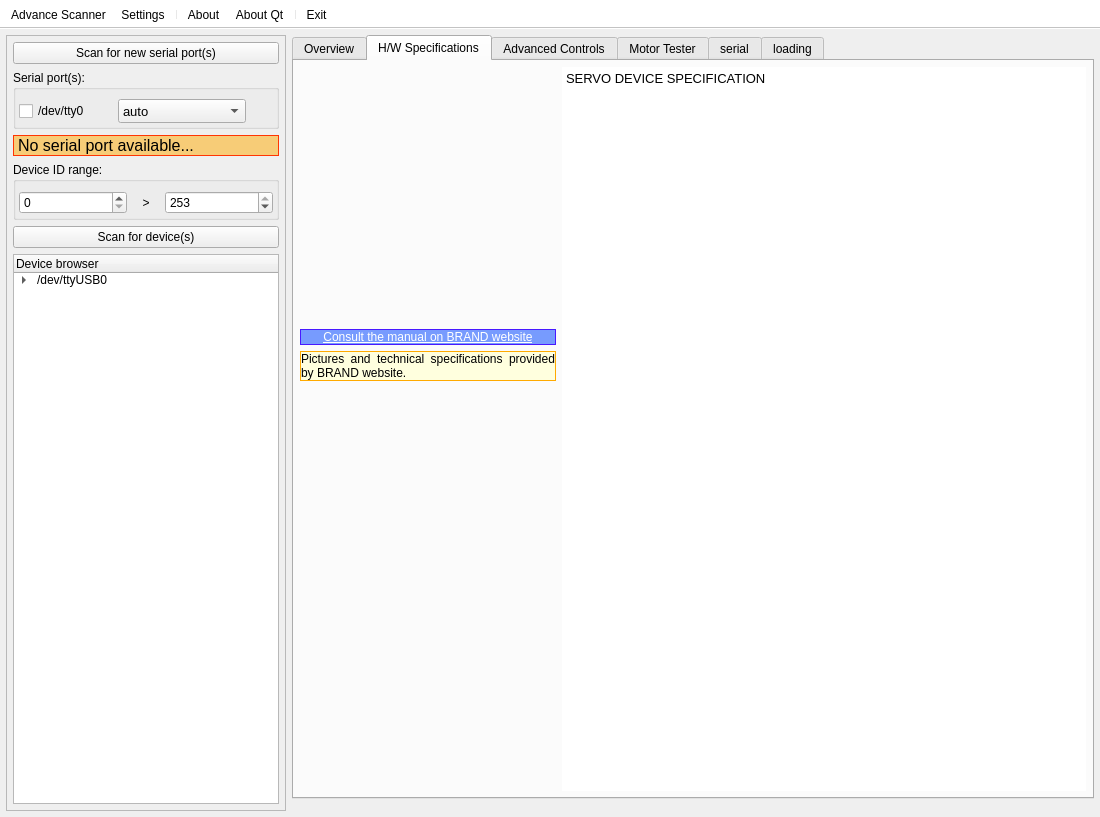
emericg/SmartServoFramework, file gui/ui/mainwindow.ui: the form before one commit.
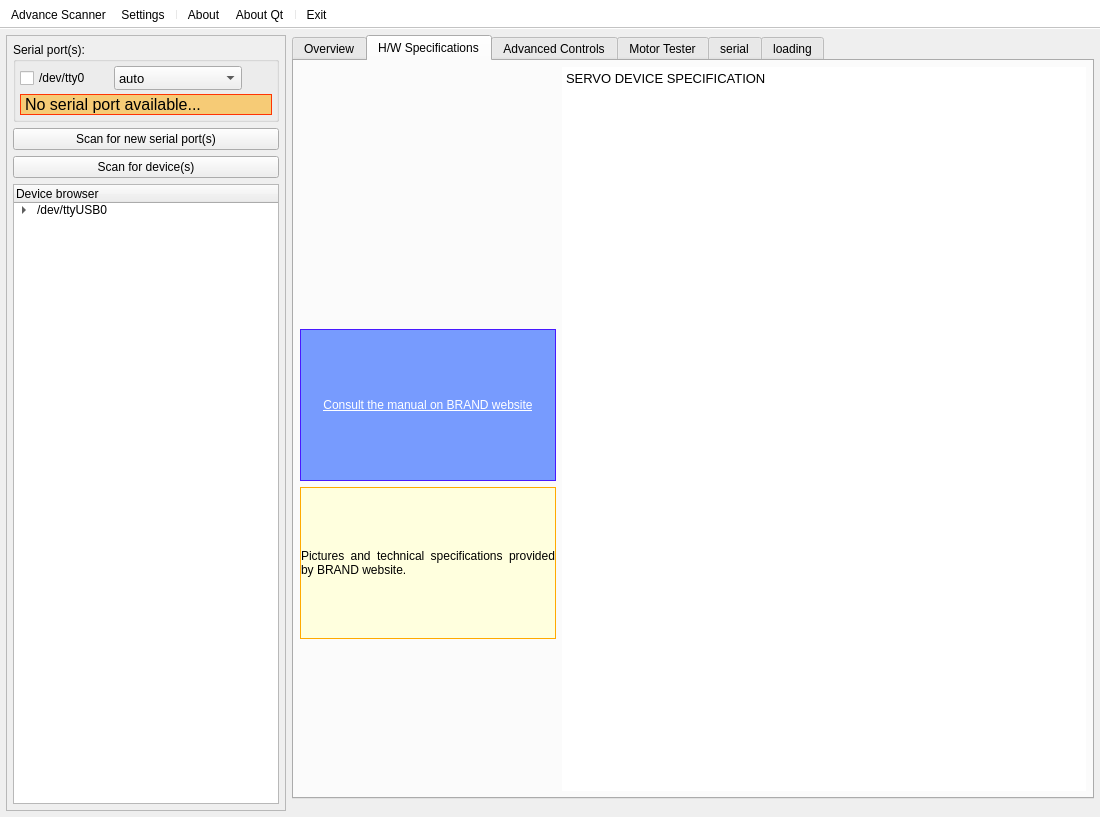
The form after the commit. The open tabs and pages were chosen to show the change. Icons and pictures are not drawn. Custom widgets are drawn as their Qt base class.

Commit message: GUI: Split serial port scanning settings in its own separate widget; Add manual scanning feature!

```diff
--- a/gui/ui/mainwindow.ui
+++ b/gui/ui/mainwindow.ui
@@ -78,41 +78,79 @@
         <number>6</number>
        </property>
        <item>
-        <widget class="QPushButton" name="pushScanSerial">
-         <property name="toolTip">
-          <string>&lt;html&gt;&lt;head/&gt;&lt;body&gt;&lt;p&gt;&lt;span style=&quot; font-weight:600;&quot;&gt;Prerequisit:&lt;/span&gt;&lt;/p&gt;&lt;p&gt;Make sure you got the right serial adapter for the job!&lt;/p&gt;&lt;p&gt;If you are running Windows, you will also need to install the right driver for your adapter.&lt;/p&gt;&lt;/body&gt;&lt;/html&gt;</string>
-         </property>
-         <property name="text">
-          <string>Scan for new serial port(s)</string>
-         </property>
-         <property name="icon">
-          <iconset resource="../resources/resources.qrc">
-           <normaloff>:/icons/icons/emblem-ubuntuone-unsynchronized.svg</normaloff>:/icons/icons/emblem-ubuntuone-unsynchronized.svg</iconset>
-         </property>
-        </widget>
-       </item>
-       <item>
-        <widget class="QGroupBox" name="groupPorts">
+        <widget class="QGroupBox" name="groupPorts1">
          <property name="title">
           <string>Serial port(s):</string>
          </property>
-         <layout class="QGridLayout" name="gridLayout_4">
+         <layout class="QVBoxLayout" name="verticalLayout_4">
+          <property name="spacing">
+           <number>4</number>
+          </property>
           <property name="leftMargin">
-           <number>3</number>
+           <number>4</number>
           </property>
           <property name="topMargin">
-           <number>9</number>
+           <number>4</number>
           </property>
           <property name="rightMargin">
-           <number>3</number>
+           <number>4</number>
           </property>
           <property name="bottomMargin">
-           <number>3</number>
+           <number>4</number>
           </property>
-          <property name="spacing">
-           <number>3</number>
-          </property>
-          <item row="2" column="1">
+          <item>
+           <layout class="QVBoxLayout" name="verticalLayout_2">
+            <item>
+             <layout class="QGridLayout" name="groupPorts">
+              <item row="0" column="2">
+               <widget class="QPushButton" name="p2_pushButton">
+                <property name="minimumSize">
+                 <size>
+                  <width>24</width>
+                  <height>24</height>
+                 </size>
+                </property>
+                <property name="maximumSize">
+                 <size>
+                  <width>24</width>
+                  <height>24</height>
+                 </size>
+                </property>
+                <property name="accessibleName">
+                 <string notr="true"/>
+                </property>
+                <property name="text">
+                 <string/>
+                </property>
+                <property name="icon">
+                 <iconset resource="../resources/resources.qrc">
+                  <normaloff>:/icons/icons/emblem-ubuntuone-updating.svg</normaloff>:/icons/icons/emblem-ubuntuone-updating.svg</iconset>
+                </property>
+                <property name="iconSize">
+                 <size>
+                  <width>24</width>
+                  <height>24</height>
+                 </size>
+                </property>
+                <property name="flat">
+                 <bool>true</bool>
+                </property>
+               </widget>
+              </item>
+              <item row="0" column="0">
+               <widget class="QCheckBox" name="p2_checkBox">
+                <property name="toolTip">
+                 <string notr="true"/>
+                </property>
+                <property name="accessibleName">
+                 <string notr="true"/>
+                </property>
+                <property name="text">
+                 <string notr="true">/dev/tty0</string>
+                </property>
+               </widget>
+              </item>
+              <item row="0" column="1">
            <widget class="QComboBox" name="p1_comboBox">
             <property name="sizePolicy">
              <sizepolicy hsizetype="MinimumExpanding" vsizetype="Fixed">
@@ -150,56 +188,9 @@
             </item>
            </widget>
           </item>
-          <item row="2" column="2">
-           <widget class="QPushButton" name="p2_pushButton">
-            <property name="minimumSize">
-             <size>
-              <width>24</width>
-              <height>24</height>
-             </size>
-            </property>
-            <property name="maximumSize">
-             <size>
-              <width>24</width>
-              <height>24</height>
-             </size>
-            </property>
-            <property name="accessibleName">
-             <string notr="true"/>
-            </property>
-            <property name="text">
-             <string/>
-            </property>
-            <property name="icon">
-             <iconset resource="../resources/resources.qrc">
-              <normaloff>:/icons/icons/emblem-ubuntuone-updating.svg</normaloff>:/icons/icons/emblem-ubuntuone-updating.svg</iconset>
-            </property>
-            <property name="iconSize">
-             <size>
-              <width>24</width>
-              <height>24</height>
-             </size>
-            </property>
-            <property name="flat">
-             <bool>true</bool>
-            </property>
-           </widget>
-          </item>
-          <item row="2" column="0">
-           <widget class="QCheckBox" name="p2_checkBox">
-            <property name="toolTip">
-             <string notr="true"/>
-            </property>
-            <property name="accessibleName">
-             <string notr="true"/>
-            </property>
-            <property name="text">
-             <string notr="true">/dev/tty0</string>
-            </property>
-           </widget>
-          </item>
-         </layout>
-        </widget>
+             </layout>
+            </item>
+           </layout>
        </item>
        <item>
         <widget class="QLabel" name="serialPortErrors_label">
@@ -220,90 +211,23 @@
          </property>
         </widget>
        </item>
-       <item>
-        <widget class="QGroupBox" name="groupID">
-         <property name="title">
-          <string>Device ID range:</string>
-         </property>
-         <layout class="QHBoxLayout" name="horizontalLayout_3">
-          <property name="spacing">
-           <number>3</number>
-          </property>
-          <property name="leftMargin">
-           <number>3</number>
-          </property>
-          <property name="topMargin">
-           <number>9</number>
-          </property>
-          <property name="rightMargin">
-           <number>3</number>
-          </property>
-          <property name="bottomMargin">
-           <number>3</number>
-          </property>
-          <item>
-           <widget class="QSpinBox" name="rangeStart_spinBox">
-            <property name="maximumSize">
-             <size>
-              <width>16777215</width>
-              <height>28</height>
-             </size>
-            </property>
-            <property name="toolTip">
-             <string notr="true"/>
-            </property>
-            <property name="maximum">
-             <number>252</number>
-            </property>
-           </widget>
-          </item>
-          <item>
-           <widget class="QLabel" name="label_id_separator">
-            <property name="maximumSize">
-             <size>
-              <width>32</width>
-              <height>16777215</height>
-             </size>
-            </property>
-            <property name="toolTip">
-             <string notr="true"/>
-            </property>
-            <property name="accessibleName">
-             <string notr="true"/>
-            </property>
-            <property name="text">
-             <string> &gt; </string>
-            </property>
-            <property name="alignment">
-             <set>Qt::AlignCenter</set>
-            </property>
-           </widget>
-          </item>
-          <item>
-           <widget class="QSpinBox" name="rangeStop_spinBox">
-            <property name="maximumSize">
-             <size>
-              <width>16777215</width>
-              <height>28</height>
-             </size>
-            </property>
-            <property name="toolTip">
-             <string notr="true"/>
-            </property>
-            <property name="minimum">
-             <number>1</number>
-            </property>
-            <property name="maximum">
-             <number>253</number>
-            </property>
-            <property name="value">
-             <number>253</number>
-            </property>
-           </widget>
-          </item>
          </layout>
         </widget>
        </item>
+       <item>
+        <widget class="QPushButton" name="pushScanSerial">
+         <property name="toolTip">
+          <string>&lt;html&gt;&lt;head/&gt;&lt;body&gt;&lt;p&gt;&lt;span style=&quot; font-weight:600;&quot;&gt;Prerequisit:&lt;/span&gt;&lt;/p&gt;&lt;p&gt;Make sure you got the right serial adapter for the job!&lt;/p&gt;&lt;p&gt;If you are running Windows, you will also need to install the right driver for your adapter.&lt;/p&gt;&lt;/body&gt;&lt;/html&gt;</string>
+         </property>
+         <property name="text">
+          <string>Scan for new serial port(s)</string>
+         </property>
+         <property name="icon">
+          <iconset resource="../resources/resources.qrc">
+           <normaloff>:/icons/icons/emblem-ubuntuone-unsynchronized.svg</normaloff>:/icons/icons/emblem-ubuntuone-unsynchronized.svg</iconset>
+         </property>
+        </widget>
+       </item>
        <item>
         <widget class="QPushButton" name="pushScanServo">
          <property name="toolTip">
@@ -1734,12 +1658,6 @@
           <property name="orientation">
            <enum>Qt::Vertical</enum>
           </property>
-          <property name="sizeHint" stdset="0">
-           <size>
-            <width>20</width>
-            <height>40</height>
-           </size>
-          </property>
          </spacer>
         </item>
         <item row="2" column="0">
```
Left out of the diff: 4 changed lines with no effect on the pictures. Lines whose indentation alone changed are shown as unchanged. The commit also changes 7 other files.
